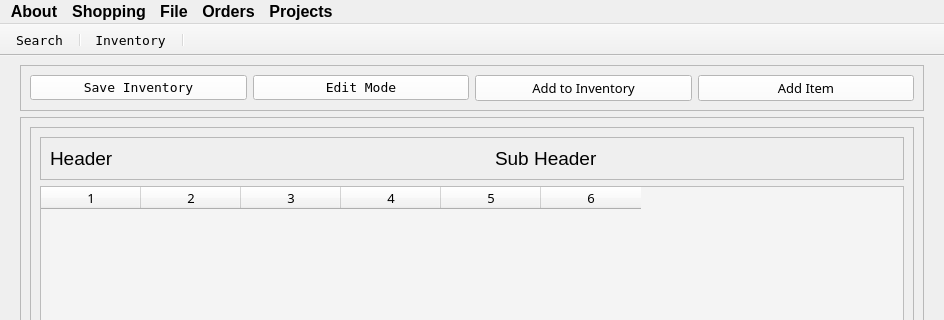
This is Program_Files/UI_Files/gui_app.ui in Thomas1B/Electronics-Inventory-Program as Qt 5 draws it before an edit; both pictures show x 0 to 944 and y 0 to 320 of the 944 by 740 pixel window. The edited form follows.
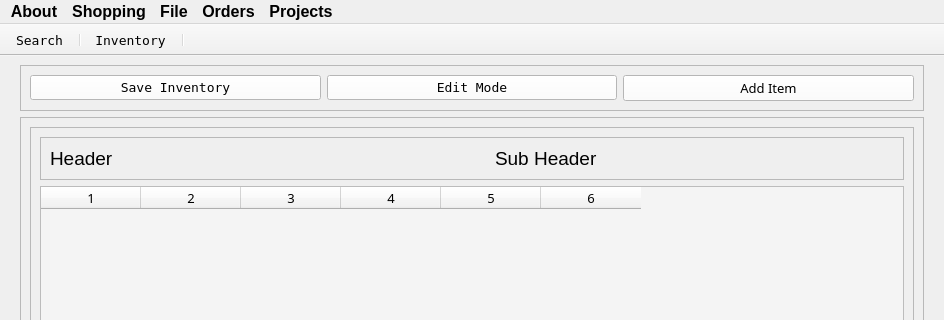
This is the edited form. Icons and pictures are not drawn.

Commit message: created new window to read in orders

The edit to the form file:
```diff
--- a/Program_Files/UI_Files/gui_app.ui
+++ b/Program_Files/UI_Files/gui_app.ui
@@ -73,48 +73,6 @@
        <enum>QFrame::Raised</enum>
       </property>
       <layout class="QGridLayout" name="gridLayout">
-       <item row="0" column="2">
-        <widget class="QPushButton" name="btn_add_to_inventory">
-         <property name="cursor">
-          <cursorShape>PointingHandCursor</cursorShape>
-         </property>
-         <property name="styleSheet">
-          <string notr="true">font: 8pt &quot;Terminal&quot;;
-background-color: rgb(255, 255, 255);</string>
-         </property>
-         <property name="text">
-          <string>Add to Inventory</string>
-         </property>
-         <property name="icon">
-          <iconset>
-           <normaloff>../Icons/document--plus.png</normaloff>../Icons/document--plus.png</iconset>
-         </property>
-        </widget>
-       </item>
-       <item row="0" column="3">
-        <widget class="QPushButton" name="btn_add_item_manually">
-         <property name="sizePolicy">
-          <sizepolicy hsizetype="Minimum" vsizetype="Fixed">
-           <horstretch>0</horstretch>
-           <verstretch>0</verstretch>
-          </sizepolicy>
-         </property>
-         <property name="cursor">
-          <cursorShape>PointingHandCursor</cursorShape>
-         </property>
-         <property name="styleSheet">
-          <string notr="true">font: 8pt &quot;Terminal&quot;;
-background-color: rgb(255, 255, 255);</string>
-         </property>
-         <property name="text">
-          <string>Add Item</string>
-         </property>
-         <property name="icon">
-          <iconset>
-           <normaloff>../Icons/plus.png</normaloff>../Icons/plus.png</iconset>
-         </property>
-        </widget>
-       </item>
        <item row="0" column="0">
         <widget class="QPushButton" name="btn_save_list">
          <property name="font">
@@ -159,6 +117,30 @@
          </property>
         </widget>
        </item>
+       <item row="0" column="2">
+        <widget class="QPushButton" name="btn_add_item_manually">
+         <property name="sizePolicy">
+          <sizepolicy hsizetype="Minimum" vsizetype="Fixed">
+           <horstretch>0</horstretch>
+           <verstretch>0</verstretch>
+          </sizepolicy>
+         </property>
+         <property name="cursor">
+          <cursorShape>PointingHandCursor</cursorShape>
+         </property>
+         <property name="styleSheet">
+          <string notr="true">font: 8pt &quot;Terminal&quot;;
+background-color: rgb(255, 255, 255);</string>
+         </property>
+         <property name="text">
+          <string>Add Item</string>
+         </property>
+         <property name="icon">
+          <iconset>
+           <normaloff>../Icons/plus.png</normaloff>../Icons/plus.png</iconset>
+         </property>
+        </widget>
+       </item>
       </layout>
      </widget>
     </item>
```
Left out of the diff: 13 changed lines with no effect on the pictures. The commit also changes 3 other files.
